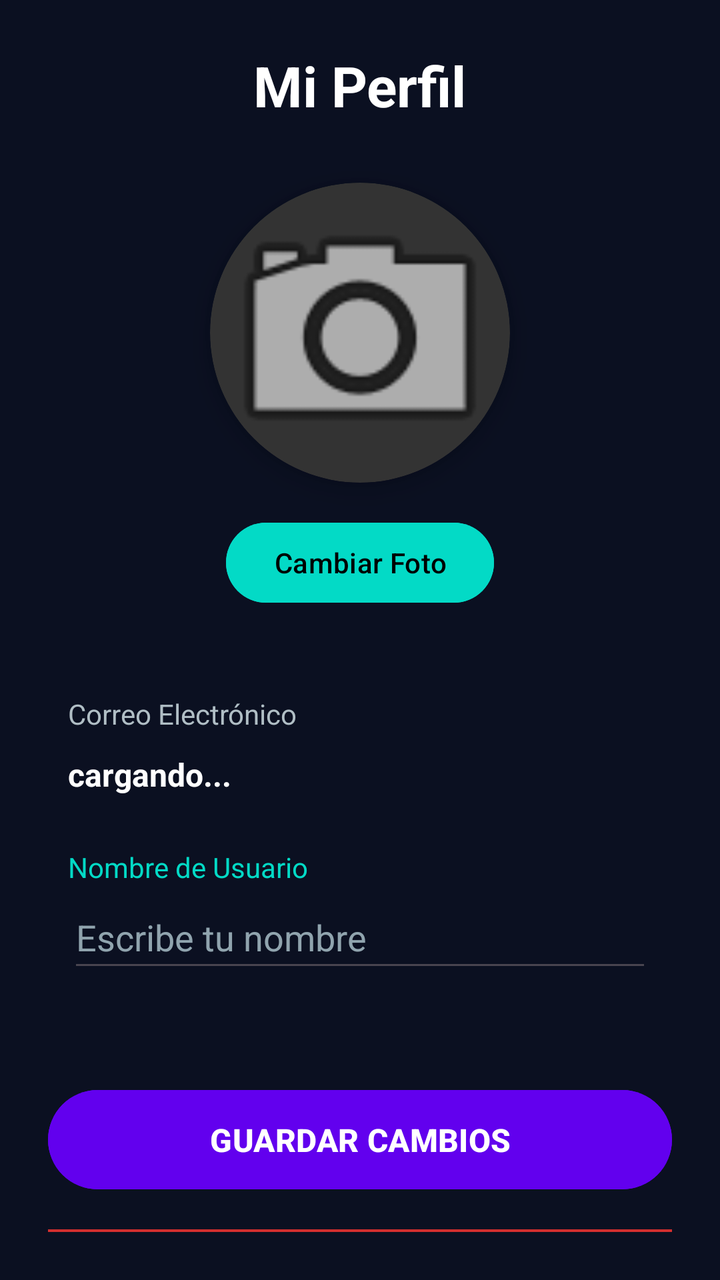
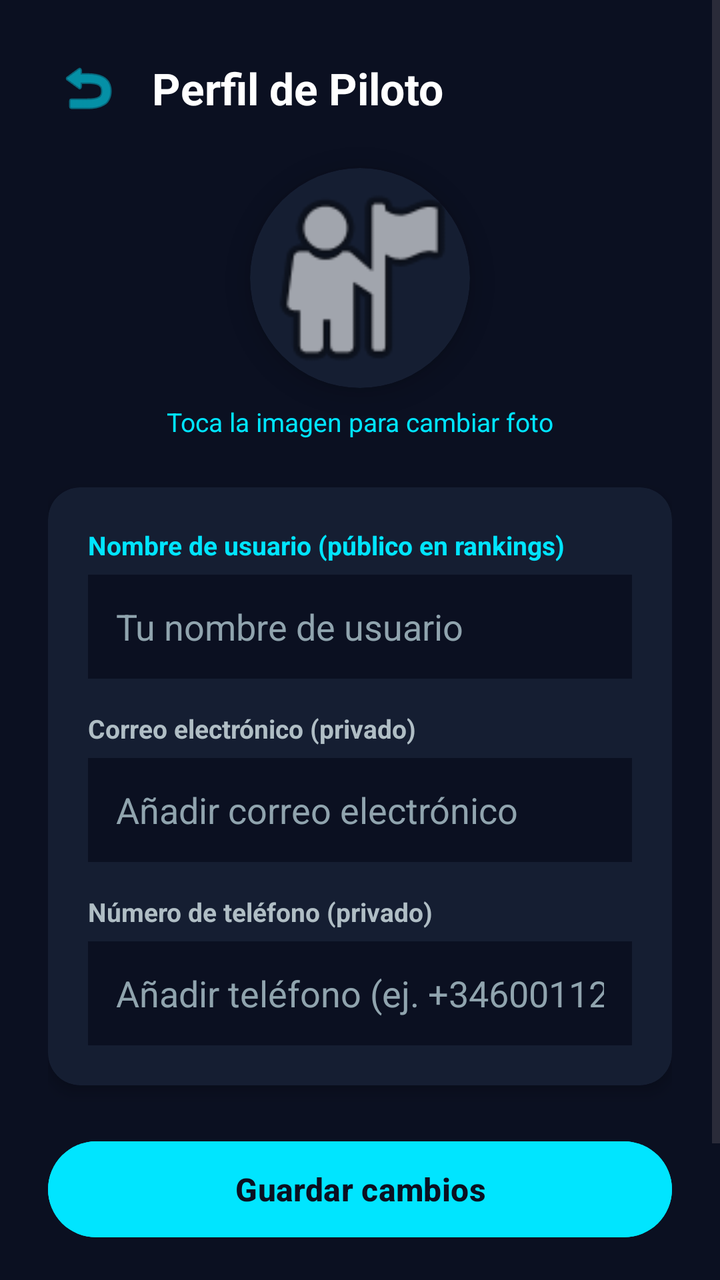

Before-and-after screenshots of an Android layout around one commit, followed by the original layout XML and the change that was made.
<!-- AndroidManifest.xml: application theme Theme.SkyCollectorApp -->
<!-- res/layout/activity_perfil.xml -->
<?xml version="1.0" encoding="utf-8"?>
<LinearLayout xmlns:android="http://schemas.android.com/apk/res/android"
    xmlns:app="http://schemas.android.com/apk/res-auto"
    xmlns:tools="http://schemas.android.com/tools"
    android:layout_width="match_parent"
    android:layout_height="match_parent"
    android:orientation="vertical"
    android:padding="24dp"
    android:background="#0B1021"
    android:gravity="center_horizontal"
    tools:context=".activities.PerfilActivity">

    
    <TextView
        android:layout_width="wrap_content"
        android:layout_height="wrap_content"
        android:text="@string/mi_perfil"
        android:textSize="28sp"
        android:textStyle="bold"
        android:textColor="#FFFFFF"
        android:layout_marginBottom="30dp"/>

    
    <androidx.cardview.widget.CardView
        android:layout_width="150dp"
        android:layout_height="150dp"
        app:cardCornerRadius="75dp"
        app:cardElevation="8dp"
        app:cardBackgroundColor="#333333"
        android:layout_marginBottom="16dp">

        
        <ImageView
            android:id="@+id/imgPerfilGrande"
            android:layout_width="match_parent"
            android:layout_height="match_parent"
            android:scaleType="centerCrop"
            android:src="@android:drawable/ic_menu_camera" />
    </androidx.cardview.widget.CardView>

    
    <Button
        android:id="@+id/btnCambiarFoto"
        android:layout_width="wrap_content"
        android:layout_height="wrap_content"
        android:text="@string/cambiar_foto"
        android:backgroundTint="#03DAC6"
        android:textColor="#000000"
        android:layout_marginBottom="32dp"/>

    
    <LinearLayout
        android:layout_width="match_parent"
        android:layout_height="wrap_content"
        android:orientation="vertical"
        android:background="@android:color/transparent"
        android:padding="10dp">

        
        <TextView
            android:text="@string/correo_electronico"
            android:textSize="14sp"
            android:textColor="#B0BEC5"
            android:layout_width="wrap_content"
            android:layout_height="wrap_content"/>

        
        <TextView
            android:id="@+id/txtEmailFijo"
            android:layout_width="match_parent"
            android:layout_height="wrap_content"
            android:text="@string/cargando"
            android:textSize="16sp"
            android:textStyle="bold"
            android:textColor="#FFFFFF"
            android:paddingVertical="10dp"
            android:layout_marginBottom="16dp"/>

        
        <TextView
            android:text="@string/nombre_de_usuario"
            android:textSize="14sp"
            android:textColor="#03DAC6"
            android:layout_width="wrap_content"
            android:layout_height="wrap_content"/>

        
        <EditText
            android:id="@+id/etNombreUsuario"
            android:layout_width="match_parent"
            android:layout_height="wrap_content"
            android:hint="@string/escribe_tu_nombre"
            android:textColor="#FFFFFF"
            android:textColorHint="#90A4AE"
            android:inputType="textPersonName"
            android:minHeight="48dp"/>
    </LinearLayout>

    
    <Button
        android:id="@+id/btnGuardarPerfil"
        android:layout_width="match_parent"
        android:layout_height="wrap_content"
        android:text="@string/guardar_cambios"
        android:textSize="16sp"
        android:textStyle="bold"
        android:backgroundTint="#6200EE"
        android:textColor="#FFFFFF"
        android:padding="14dp"
        android:layout_marginTop="40dp"/>

    
    <Button
        android:id="@+id/btnLogout"
        android:layout_width="match_parent"
        android:layout_height="wrap_content"
        android:text="@string/cerrar_sesi_n"
        android:textSize="16sp"
        android:textStyle="bold"
        android:backgroundTint="#D32F2F"
        android:textColor="#FFFFFF"
        android:padding="14dp"
        android:layout_marginTop="16dp"/>

</LinearLayout>
<!-- resources referenced by this layout -->
<resources>
  <string name="cambiar_foto">Cambiar Foto</string>
  <string name="cargando">cargando...</string>
  <string name="cerrar_sesi_n">CERRAR SESIÓN</string>
  <string name="correo_electronico">Correo Electrónico</string>
  <string name="escribe_tu_nombre">Escribe tu nombre</string>
  <string name="guardar_cambios">GUARDAR CAMBIOS</string>
  <string name="mi_perfil">Mi Perfil</string>
  <string name="nombre_de_usuario">Nombre de Usuario</string>
  <style name="Theme.SkyCollectorApp" parent="Base.Theme.SkyCollectorApp" />
  <style name="Base.Theme.SkyCollectorApp" parent="Theme.Material3.DayNight.NoActionBar">
          
          
      </style>
</resources>

<!-- the commit's change to res/layout/activity_perfil.xml (unified diff, before → after) -->
@@ -1,125 +1,188 @@
 <?xml version="1.0" encoding="utf-8"?>
-<LinearLayout xmlns:android="http://schemas.android.com/apk/res/android"
+<ScrollView xmlns:android="http://schemas.android.com/apk/res/android"
     xmlns:app="http://schemas.android.com/apk/res-auto"
-    xmlns:tools="http://schemas.android.com/tools"
     android:layout_width="match_parent"
     android:layout_height="match_parent"
-    android:orientation="vertical"
-    android:padding="24dp"
     android:background="#0B1021"
-    android:gravity="center_horizontal"
-    tools:context=".activities.PerfilActivity">
-
-    
-    <TextView
-        android:layout_width="wrap_content"
-        android:layout_height="wrap_content"
-        android:text="@string/mi_perfil"
-        android:textSize="28sp"
-        android:textStyle="bold"
-        android:textColor="#FFFFFF"
-        android:layout_marginBottom="30dp"/>
-
-    
-    <androidx.cardview.widget.CardView
-        android:layout_width="150dp"
-        android:layout_height="150dp"
-        app:cardCornerRadius="75dp"
-        app:cardElevation="8dp"
-        app:cardBackgroundColor="#333333"
-        android:layout_marginBottom="16dp">
-
-        
-        <ImageView
-            android:id="@+id/imgPerfilGrande"
-            android:layout_width="match_parent"
-            android:layout_height="match_parent"
-            android:scaleType="centerCrop"
-            android:src="@android:drawable/ic_menu_camera" />
-    </androidx.cardview.widget.CardView>
-
-    
-    <Button
-        android:id="@+id/btnCambiarFoto"
-        android:layout_width="wrap_content"
-        android:layout_height="wrap_content"
-        android:text="@string/cambiar_foto"
-        android:backgroundTint="#03DAC6"
-        android:textColor="#000000"
-        android:layout_marginBottom="32dp"/>
+    android:fillViewport="true">
 
     
     <LinearLayout
         android:layout_width="match_parent"
         android:layout_height="wrap_content"
+        android:gravity="center_horizontal"
         android:orientation="vertical"
-        android:background="@android:color/transparent"
-        android:padding="10dp">
+        android:padding="24dp">
+
+        
+        <LinearLayout
+            android:layout_width="match_parent"
+            android:layout_height="wrap_content"
+            android:layout_marginBottom="20dp"
+            android:gravity="center_vertical"
+            android:orientation="horizontal">
+
+            
+            <ImageButton
+                android:id="@+id/btnVolverPerfil"
+                android:layout_width="40dp"
+                android:layout_height="40dp"
+                android:background="?attr/selectableItemBackgroundBorderless"
+                android:contentDescription="Volver"
+                android:src="@android:drawable/ic_menu_revert"
+                app:tint="#00E5FF" />
+
+            
+            <TextView
+                android:layout_width="wrap_content"
+                android:layout_height="wrap_content"
+                android:layout_marginStart="12dp"
+                android:text="Perfil de Piloto"
+                android:textColor="#FFFFFF"
+                android:textSize="22sp"
+                android:textStyle="bold" />
+        </LinearLayout>
+
+        
+        <androidx.cardview.widget.CardView
+            android:id="@+id/cardFotoPerfil"
+            android:layout_width="110dp"
+            android:layout_height="110dp"
+            android:layout_marginBottom="8dp"
+            app:cardBackgroundColor="#151E32"
+            app:cardCornerRadius="55dp"
+            app:cardElevation="6dp">
+
+            
+            <ImageView
+                android:id="@+id/imgFotoPerfil"
+                android:layout_width="match_parent"
+                android:layout_height="match_parent"
+                android:contentDescription="Foto de perfil"
+                android:scaleType="centerCrop"
+                android:src="@android:drawable/ic_menu_myplaces" />
+        </androidx.cardview.widget.CardView>
 
         
         <TextView
-            android:text="@string/correo_electronico"
-            android:textSize="14sp"
-            android:textColor="#B0BEC5"
+            android:id="@+id/txtCambiarFoto"
             android:layout_width="wrap_content"
-            android:layout_height="wrap_content"/>
+            android:layout_height="wrap_content"
+            android:layout_marginBottom="24dp"
+            android:text="Toca la imagen para cambiar foto"
+            android:textColor="#00E5FF"
+            android:textSize="13sp" />
 
         
-        <TextView
-            android:id="@+id/txtEmailFijo"
+        <androidx.cardview.widget.CardView
             android:layout_width="match_parent"
             android:layout_height="wrap_content"
-            android:text="@string/cargando"
-            android:textSize="16sp"
-            android:textStyle="bold"
-            android:textColor="#FFFFFF"
-            android:paddingVertical="10dp"
-            android:layout_marginBottom="16dp"/>
+            android:layout_marginBottom="24dp"
+            app:cardBackgroundColor="#151E32"
+            app:cardCornerRadius="16dp"
+            app:cardElevation="4dp">
+
+            
+            <LinearLayout
+                android:layout_width="match_parent"
+                android:layout_height="wrap_content"
+                android:orientation="vertical"
+                android:padding="20dp">
+
+                
+                <TextView
+                    android:layout_width="wrap_content"
+                    android:layout_height="wrap_content"
+                    android:layout_marginBottom="6dp"
+                    android:text="Nombre de usuario (público en rankings)"
+                    android:textColor="#00E5FF"
+                    android:textSize="13sp"
+                    android:textStyle="bold" />
+
+                
+                <EditText
+                    android:id="@+id/etNombrePerfil"
+                    android:layout_width="match_parent"
+                    android:layout_height="52dp"
+                    android:layout_marginBottom="16dp"
+                    android:background="#0B1021"
+                    android:hint="Tu nombre de usuario"
+                    android:inputType="textPersonName"
+                    android:maxLength="20"
+                    android:paddingHorizontal="14dp"
+                    android:textColor="#FFFFFF"
+                    android:textColorHint="#90A4AE" />
+
+                
+                <TextView
+                    android:layout_width="wrap_content"
+                    android:layout_height="wrap_content"
+                    android:layout_marginBottom="6dp"
+                    android:text="Correo electrónico (privado)"
+                    android:textColor="#B0BEC5"
+                    android:textSize="13sp"
+                    android:textStyle="bold" />
+
+                
+                <EditText
+                    android:id="@+id/etCorreoPerfil"
+                    android:layout_width="match_parent"
+                    android:layout_height="52dp"
+                    android:layout_marginBottom="16dp"
+                    android:background="#0B1021"
+                    android:hint="Añadir correo electrónico"
+                    android:inputType="textEmailAddress"
+                    android:paddingHorizontal="14dp"
+                    android:textColor="#FFFFFF"
+                    android:textColorHint="#90A4AE" />
+
+                
+                <TextView
+                    android:layout_width="wrap_content"
+                    android:layout_height="wrap_content"
+                    android:layout_marginBottom="6dp"
+                    android:text="Número de teléfono (privado)"
+                    android:textColor="#B0BEC5"
+                    android:textSize="13sp"
+                    android:textStyle="bold" />
+
+                
+                <EditText
+                    android:id="@+id/etTelefonoPerfil"
+                    android:layout_width="match_parent"
+                    android:layout_height="52dp"
+                    android:background="#0B1021"
+                    android:hint="Añadir teléfono (ej. +34600112233)"
+                    android:inputType="phone"
+                    android:paddingHorizontal="14dp"
+                    android:textColor="#FFFFFF"
+                    android:textColorHint="#90A4AE" />
+
+            </LinearLayout>
+        </androidx.cardview.widget.CardView>
 
         
-        <TextView
-            android:text="@string/nombre_de_usuario"
-            android:textSize="14sp"
-            android:textColor="#03DAC6"
-            android:layout_width="wrap_content"
-            android:layout_height="wrap_content"/>
+        <Button
+            android:id="@+id/btnGuardarPerfil"
+            android:layout_width="match_parent"
+            android:layout_height="56dp"
+            android:layout_marginBottom="14dp"
+            android:backgroundTint="#00E5FF"
+            android:text="Guardar cambios"
+            android:textColor="#0B1021"
+            android:textSize="16sp"
+            android:textStyle="bold" />
 
         
-        <EditText
-            android:id="@+id/etNombreUsuario"
+        <Button
+            android:id="@+id/btnCerrarSesion"
             android:layout_width="match_parent"
-            android:layout_height="wrap_content"
-            android:hint="@string/escribe_tu_nombre"
+            android:layout_height="56dp"
+            android:backgroundTint="#D32F2F"
+            android:text="Cerrar sesión"
             android:textColor="#FFFFFF"
-            android:textColorHint="#90A4AE"
-            android:inputType="textPersonName"
-            android:minHeight="48dp"/>
+            android:textSize="16sp"
+            android:textStyle="bold" />
+
     </LinearLayout>
-
-    
-    <Button
-        android:id="@+id/btnGuardarPerfil"
-        android:layout_width="match_parent"
-        android:layout_height="wrap_content"
-        android:text="@string/guardar_cambios"
-        android:textSize="16sp"
-        android:textStyle="bold"
-        android:backgroundTint="#6200EE"
-        android:textColor="#FFFFFF"
-        android:padding="14dp"
-        android:layout_marginTop="40dp"/>
-
-    
-    <Button
-        android:id="@+id/btnLogout"
-        android:layout_width="match_parent"
-        android:layout_height="wrap_content"
-        android:text="@string/cerrar_sesi_n"
-        android:textSize="16sp"
-        android:textStyle="bold"
-        android:backgroundTint="#D32F2F"
-        android:textColor="#FFFFFF"
-        android:padding="14dp"
-        android:layout_marginTop="16dp"/>
-
-</LinearLayout>
+</ScrollView>
<!-- resource entries referenced after the edit -->
@@ -1,13 +1,5 @@
 <!-- resources referenced by this layout -->
 <resources>
-  <string name="cambiar_foto">Cambiar Foto</string>
-  <string name="cargando">cargando...</string>
-  <string name="cerrar_sesi_n">CERRAR SESIÓN</string>
-  <string name="correo_electronico">Correo Electrónico</string>
-  <string name="escribe_tu_nombre">Escribe tu nombre</string>
-  <string name="guardar_cambios">GUARDAR CAMBIOS</string>
-  <string name="mi_perfil">Mi Perfil</string>
-  <string name="nombre_de_usuario">Nombre de Usuario</string>
   <style name="Theme.SkyCollectorApp" parent="Base.Theme.SkyCollectorApp" />
   <style name="Base.Theme.SkyCollectorApp" parent="Theme.Material3.DayNight.NoActionBar">
           
